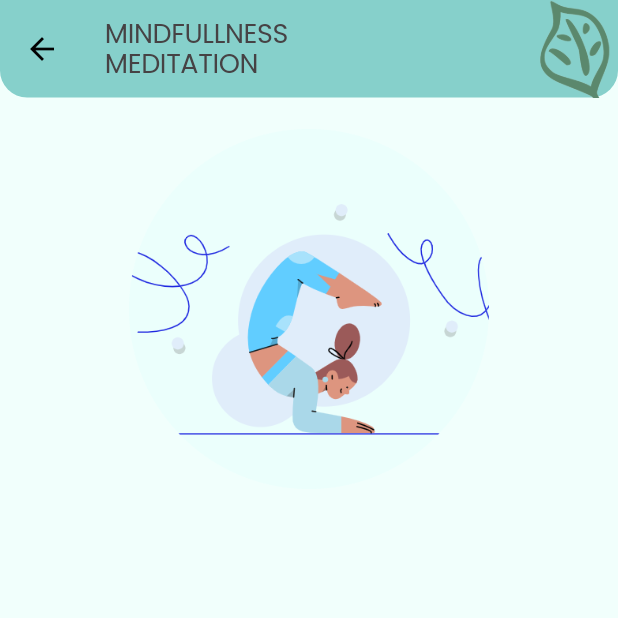
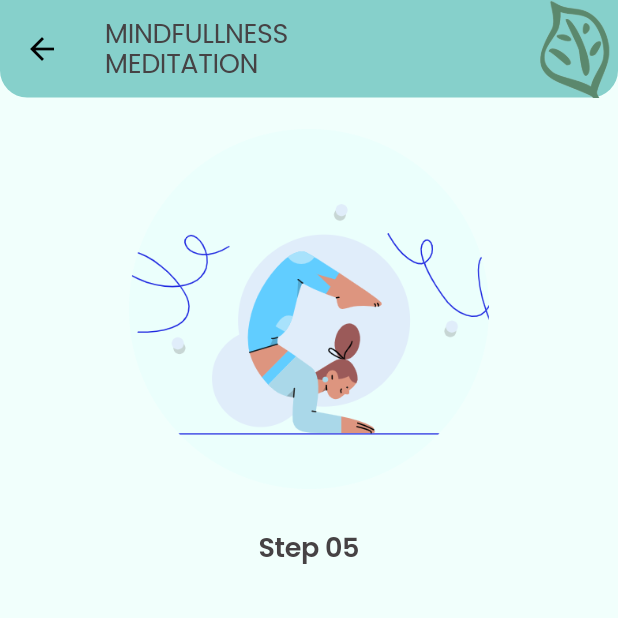
Before and after one commit to Hiru1003/Mood-Menders, a Flutter app: the mindfulnessstep5_page screen opened directly, on a phone screen of 412 x 824 dp, the top half of it. Run offline on Flutter 3.47's test engine with Material 3 defaults, Android fonts, the phone set to English and light mode, and no system bars; our stand-ins replace google_fonts.

Commit message:
style: text

```diff
--- a/myapp/lib/mindfulnessstep5.dart
+++ b/myapp/lib/mindfulnessstep5.dart
@@ -84,7 +84,17 @@ class _mindfulnessstep5_pageState extends State<mindfulnessstep5_page> {
                 padding: const EdgeInsets.all(8.0),
                 child: Row(
                   mainAxisAlignment: MainAxisAlignment.center,
-                  children: [],
+                  children: [
+                    //message
+                    Text(
+                      'Step 05',
+                      style: GoogleFonts.poppins(
+                          textStyle: Theme.of(context).textTheme.displayLarge,
+                          color: const Color.fromARGB(255, 70, 66, 68),
+                          fontSize: 18,
+                          fontWeight: FontWeight.w600),
+                    ),
+                  ],
                 ),
               ),
             ),
```
